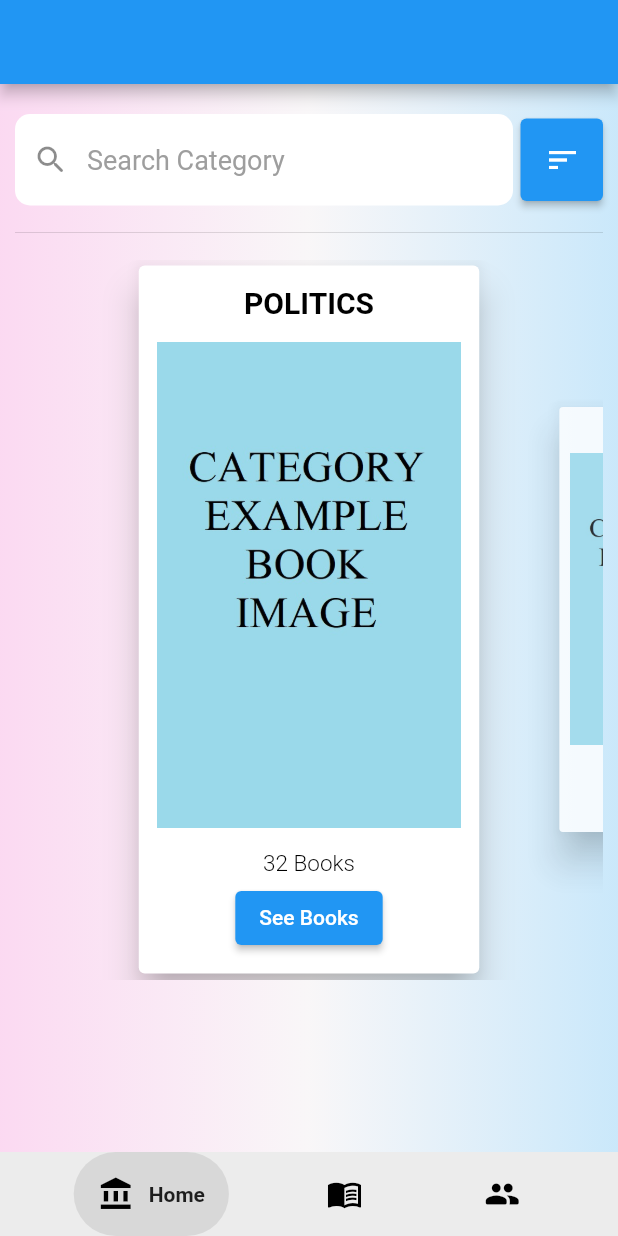
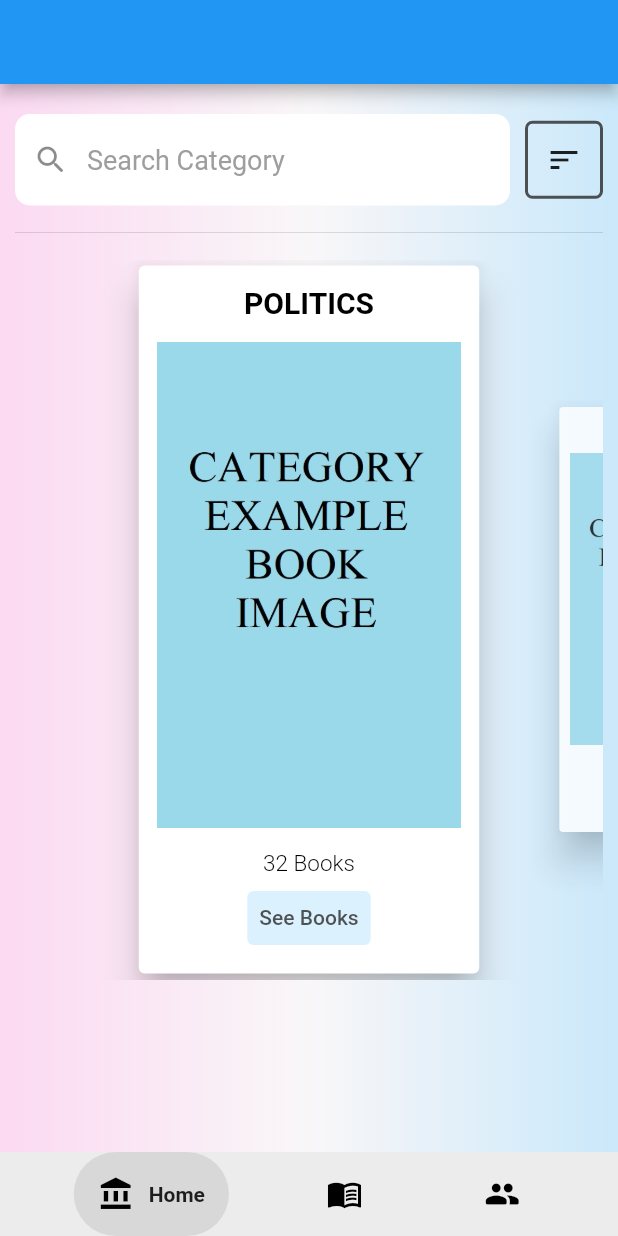
Before and after one commit to GTU-Ghostbusters/shelf_mobil_frontend, a Flutter app: the screen it shows after launch, on a phone screen of 412 x 824 dp. Run offline on Flutter 3.47's test engine with Material 2 defaults, Android fonts, the phone set to English and light mode, and no system bars; drawn by our look-alikes of google_nav_bar, scroll_snap_list.

Commit message:
Improved the design of home page
Button colors and card design are changed.

```diff
--- a/lib/pages/home_page.dart
+++ b/lib/pages/home_page.dart
@@ -7,24 +7,7 @@ import '../types/category.dart';
 class HomePage extends StatefulWidget {
   HomePage({super.key});
 
-  final List<Category> categoryList = <Category>[
-    Category("POLITICS", " ", "description", 32),
-    Category("EDUCATION", " ", "description", 29),
-    Category("LITERATURE", " ", "description", 23),
-    Category("STORY", " ", "description", 21),
-    Category("SCIENCE-FICTION", " ", "description", 15),
-    Category("NOVEL", " ", "description", 14),
-    Category("HISTORY", " ", "description", 8),
-    Category("KIDS", " ", "description", 7),
-    Category("BIOGRAPHIES", " ", "description", 6),
-    Category("WORLD CLASSICS", " ", "description", 6),
-    Category("ART", " ", "description", 5),
-    Category("PHILOSOPHY", " ", "description", 5),
-    Category("ECONOMY", " ", "description", 4),
-    Category("SELF-HELP", " ", "description", 3),
-    Category("ENTERTAINMENT", " ", "description", 1),
-    Category("POEM", " ", "description", 0),
-  ];
+  List<Category> categoryList = Category.getCategoryList();
 
   void sortCategoryByNumberOfBooks() {
     categoryList.sort((a, b) => b.numberOfBooks.compareTo(a.numberOfBooks));
@@ -82,11 +65,16 @@ class _HomePageState extends State<HomePage> {
                     ),
                   ),
                 ),
-                const SizedBox(width: 5),
-                SizedBox(
-                  height: 55,
-                  width: 55,
-                  child: ElevatedButton(
+                const SizedBox(width: 10),
+                Container(
+                  decoration: BoxDecoration(
+                    borderRadius: BorderRadius.circular(5),
+                    border: Border.all(
+                      width: 2,
+                      color: const Color.fromARGB(200, 37, 37, 37),
+                    ),
+                  ),
+                  child: IconButton(
                     onPressed: () {
                       setState(
                         () {
@@ -99,7 +87,7 @@ class _HomePageState extends State<HomePage> {
                         },
                       );
                     },
-                    child: _categorySort == CategorySort.numberOfBooks
+                    icon: _categorySort == CategorySort.numberOfBooks
                         ? const Icon(Icons.sort_by_alpha)
                         : const Icon(Icons.sort),
                   ),
@@ -161,7 +149,11 @@ class _HomePageState extends State<HomePage> {
             Padding(
               padding: const EdgeInsets.only(left: 10, right: 10),
               child: Text(
-                category.numberOfBooks > 1 ? "${category.numberOfBooks} Books": category.numberOfBooks == 1 ? "1 Book": "No Book Found",
+                category.numberOfBooks > 1
+                    ? "${category.numberOfBooks} Books"
+                    : category.numberOfBooks == 1
+                        ? "1 Book"
+                        : "No Book Found",
                 style: const TextStyle(
                   fontSize: 15,
                   color: Colors.black,
@@ -171,10 +163,18 @@ class _HomePageState extends State<HomePage> {
             ),
             Padding(
               padding: const EdgeInsets.only(left: 10, right: 10, bottom: 10),
-              child: category.numberOfBooks <= 0 ? const Text("") : ElevatedButton(
-                onPressed: (() {}),
-                child: category.numberOfBooks > 1 ? const Text("See Books") :const Text("See Book"),
-              ),
+              child: category.numberOfBooks <= 0
+                  ? const Text("")
+                  : TextButton(
+                      onPressed: (() {}),
+                      style: TextButton.styleFrom(
+                        foregroundColor: const Color.fromARGB(200, 37, 37, 37),
+                        backgroundColor: const Color.fromARGB(50, 76, 185, 252),
+                      ),
+                      child: category.numberOfBooks > 1
+                          ? const Text("See Books")
+                          : const Text("See Book"),
+                    ),
             )
           ],
         ),
--- a/lib/types/category.dart
+++ b/lib/types/category.dart
@@ -14,4 +14,27 @@ class Category implements Comparable<Category> {
       return 0;
     }
   }
+
+  static final List<Category> _categoryList = <Category>[
+    Category("POLITICS", " ", "description", 32),
+    Category("EDUCATION", " ", "description", 29),
+    Category("LITERATURE", " ", "description", 23),
+    Category("STORY", " ", "description", 21),
+    Category("SCIENCE-FICTION", " ", "description", 15),
+    Category("NOVEL", " ", "description", 14),
+    Category("HISTORY", " ", "description", 8),
+    Category("KIDS", " ", "description", 7),
+    Category("BIOGRAPHIES", " ", "description", 6),
+    Category("WORLD CLASSICS", " ", "description", 6),
+    Category("ART", " ", "description", 5),
+    Category("PHILOSOPHY", " ", "description", 5),
+    Category("ECONOMY", " ", "description", 4),
+    Category("SELF-HELP", " ", "description", 3),
+    Category("ENTERTAINMENT", " ", "description", 1),
+    Category("POEM", " ", "description", 0),
+  ];
+
+  static List<Category> getCategoryList() {
+    return _categoryList;
+  }
 }
```
